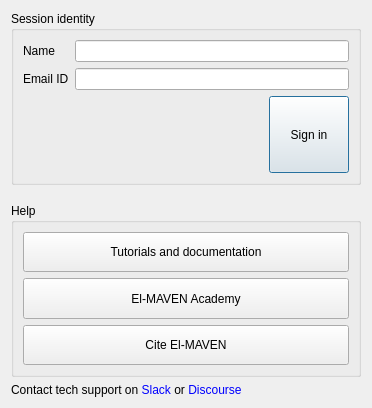
This is src/gui/mzroll/forms/infodialog.ui in ElucidataInc/ElMaven as Qt 5 draws it before an edit. The edited form follows.
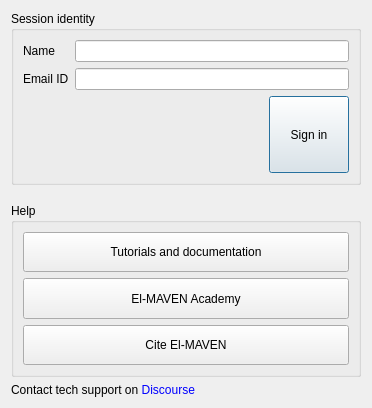
This is the edited form.

Commit message: [UI] Remove slack link from Support dialog

Patch:
```diff
--- a/src/gui/mzroll/forms/infodialog.ui
+++ b/src/gui/mzroll/forms/infodialog.ui
@@ -203,8 +203,6 @@
             &lt;head/&gt;
             &lt;body&gt;
             &lt;p&gt;Contact tech support on 
-            &lt;a href=&quot;https://elucidatacommunity.slack.com/join/shared_invite/zt-ktv3r66c-9zFn09gtk13dVx6wNljcqg#/&quot;&gt;&lt;span 
-            style=&quot; text-decoration: none; color:#0000ff;&quot;&gt;Slack &lt;/span&gt;&lt;/a&gt; or 
             &lt;a href=&quot;https://community.elucidata.io/c/help/7&quot;&gt;&lt;span style=&quot; text-decoration: none; 
             color:#0000ff;&quot;&gt;Discourse &lt;/span&gt;&lt;/a&gt; 
             &lt;/p&gt;
```
